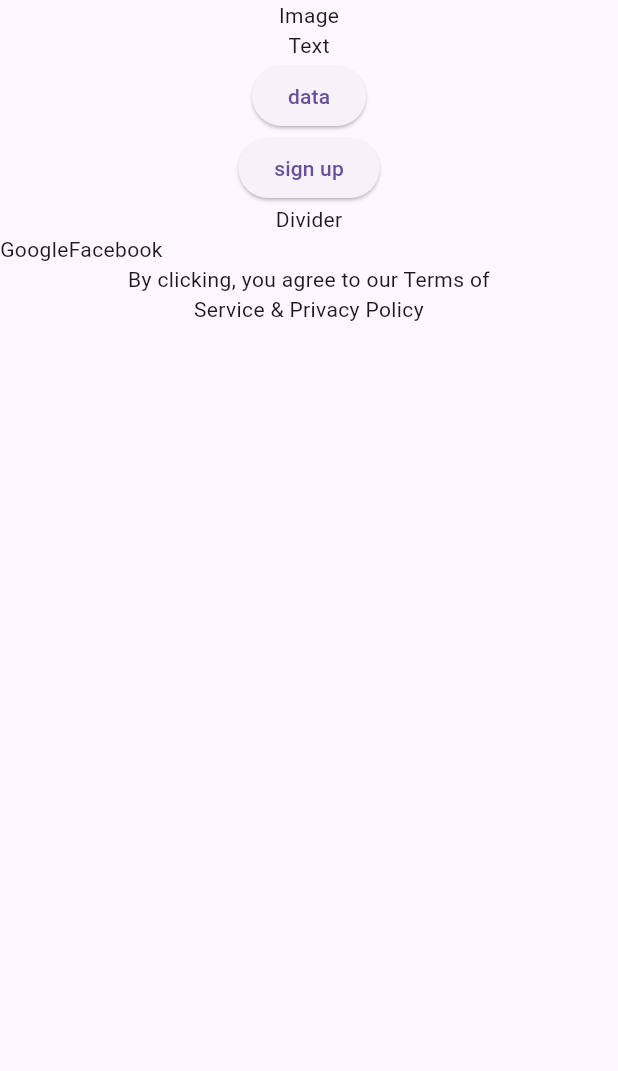
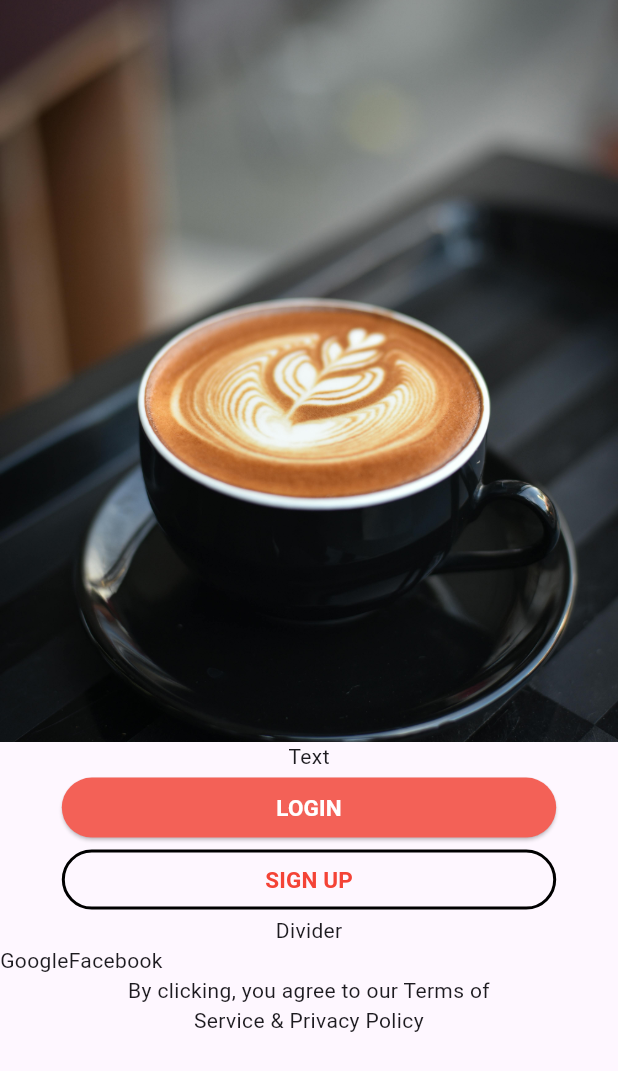
Before and after one commit to FCPongs/Flutter_SimpleMSA, a Flutter app: the screen it shows after launch, on a phone screen of 412 x 824 dp. Shown: the top 1071 px of the screen. Run offline on Flutter 3.47's test engine with Material 3 defaults, Android fonts, the phone set to English and light mode, and no system bars.

Commit message:
Added image, button UI done

```diff
--- a/lib/screens/mainScreen.dart
+++ b/lib/screens/mainScreen.dart
@@ -12,7 +12,12 @@ class mainScreen extends StatelessWidget {
             children: [
               //! Image
               Container(
-                child: const Text("Image"),
+                height: constraints.maxHeight * 0.6,
+                width: double.infinity,
+                child: Image.asset(
+                  'assets/loginImages/coffee.jpg',
+                  fit: BoxFit.cover,
+                ),
               ),
 
               //! Text
@@ -23,14 +28,40 @@ class mainScreen extends StatelessWidget {
                 children: [
                   //* Login button
                   Container(
+                    width: constraints.maxWidth * 0.8,
                     child:
-                        ElevatedButton(onPressed: () {}, child: Text('data')),
+                        ElevatedButton(
+                          style: ElevatedButton.styleFrom(
+                            backgroundColor: const Color.fromARGB(255, 243, 97, 87),
+                            foregroundColor: Colors.white,
+                          ),
+                          onPressed: () {},
+                          child: const Text('LOGIN',
+                          style: TextStyle(
+                            fontWeight: FontWeight.bold,
+                            fontSize: 15,
+                          ),
+                          )),
                   ),
 
                   //* Signup button
                   Container(
-                    child: ElevatedButton(
-                        onPressed: () {}, child: Text('sign up')),
+                    width: constraints.maxWidth * 0.8,
+                    child: OutlinedButton(
+                      style: OutlinedButton.styleFrom(
+                        foregroundColor: Colors.red,
+                        side: BorderSide(
+                          color: Colors.black,
+                          width: 2,
+                        )
+                      ),
+                        onPressed: () {},
+                        child: const Text('SIGN UP',
+                        style: TextStyle(
+                          fontWeight: FontWeight.bold,
+                          fontSize: 15,
+                        ),
+                        )),
                   )
                 ],
               ),
```
